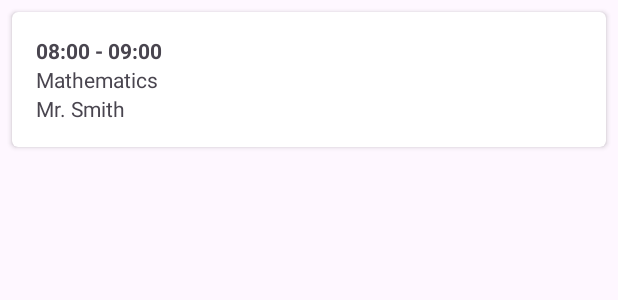
After one commit to FylypekUNO/librus-mobile-unofficial, an Android app: the layout item_schedule.xml on its own in the app's theme, with its tools: preview values and no code run, on a phone screen of 412 x 824 dp. The commit adds this screen. Shown: the top 300 px of the screen. Run offline under Robolectric (Android 15) with nearby library versions, the phone set to English and light mode, and no system bars; network calls fail.

Commit message:
feat: Add auto-generated calendar schedule that repeats until June 24

```diff
--- a/app/build.gradle.kts
+++ b/app/build.gradle.kts
@@ -45,6 +45,7 @@ dependencies {
 
     implementation(libs.kotlinx.coroutines.core)
     implementation(libs.gson)
+    implementation(libs.threetenabp)
 
     testImplementation(libs.junit)
     androidTestImplementation(libs.androidx.junit)
--- a/app/src/main/AndroidManifest.xml
+++ b/app/src/main/AndroidManifest.xml
@@ -24,6 +24,7 @@
                 <category android:name="android.intent.category.LAUNCHER" />
             </intent-filter>
         </activity>
+        <activity android:name=".ScheduleActivity" />
     </application>
 
 </manifest>
--- /dev/null
+++ b/app/src/main/res/layout/item_schedule.xml
@@ -0,0 +1,37 @@
+<?xml version="1.0" encoding="utf-8"?>
+<androidx.cardview.widget.CardView
+    xmlns:android="http://schemas.android.com/apk/res/android"
+    xmlns:app="http://schemas.android.com/apk/res-auto"
+    android:layout_width="match_parent"
+    android:layout_height="wrap_content"
+    android:layout_margin="8dp"
+    app:cardElevation="2dp"
+    app:cardCornerRadius="4dp">
+
+    <LinearLayout
+        android:layout_width="match_parent"
+        android:layout_height="wrap_content"
+        android:padding="16dp"
+        android:orientation="vertical">
+
+        <TextView
+            android:id="@+id/tvTime"
+            android:layout_width="wrap_content"
+            android:layout_height="wrap_content"
+            android:text="08:00 - 09:00"
+            android:textStyle="bold"/>
+
+        <TextView
+            android:id="@+id/tvSubject"
+            android:layout_width="wrap_content"
+            android:layout_height="wrap_content"
+            android:text="Mathematics"/>
+
+        <TextView
+            android:id="@+id/tvTeacher"
+            android:layout_width="wrap_content"
+            android:layout_height="wrap_content"
+            android:text="Mr. Smith"/>
+
+    </LinearLayout>
+</androidx.cardview.widget.CardView>
--- a/gradle/libs.versions.toml
+++ b/gradle/libs.versions.toml
@@ -11,6 +11,7 @@ activity = "1.10.0"
 constraintlayout = "2.2.0"
 kotlinx-coroutines = "1.7.3" # Latest version working on kotlin 1.9.x
 gson = "2.10.1"
+threetenabp = "1.4.8"
 
 [libraries]
 androidx-core-ktx = { group = "androidx.core", name = "core-ktx", version.ref = "coreKtx" }
@@ -23,6 +24,7 @@ androidx-activity = { group = "androidx.activity", name = "activity", version.re
 androidx-constraintlayout = { group = "androidx.constraintlayout", name = "constraintlayout", version.ref = "constraintlayout" }
 kotlinx-coroutines-core = { module = "org.jetbrains.kotlinx:kotlinx-coroutines-core", version.ref = "kotlinx-coroutines" }
 gson = { group = "com.google.code.gson", name = "gson", version.ref = "gson" }
+threetenabp = { group = "com.jakewharton.threetenabp", name = "threetenabp", version.ref = "threetenabp" }
 
 [plugins]
 android-application = { id = "com.android.application", version.ref = "agp" }
```
Also changed, not shown: app/src/main/java/pl/fylypek/librus_mobile_unofficial/MainActivity.kt (+11 -30 lines), app/src/main/java/pl/fylypek/librus_mobile_unofficial/ScheduleActivity.kt (added, +67 -0 lines), app/src/main/java/pl/fylypek/librus_mobile_unofficial/ScheduleAdapter.kt (added, +32 -0 lines), app/src/main/java/pl/fylypek/librus_mobile_unofficial/ScheduleItem.kt (added, +7 -0 lines), app/src/main/java/pl/fylypek/librus_mobile_unofficial/weeklySchedule.kt (added, +29 -0 lines), app/src/main/res/layout/activity_main.xml (+12 -4 lines), app/src/main/res/layout/activity_schedule.xml (added, +28 -0 lines).
